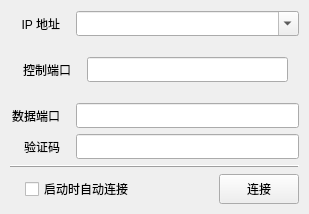
Old version of the form conndlg.ui in the repository yzx65/RemoteControl.
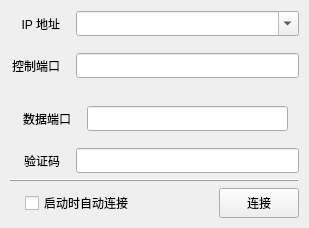
New version of the form.

```diff
--- a/conndlg.ui
+++ b/conndlg.ui
@@ -7,7 +7,7 @@
     <x>0</x>
     <y>0</y>
     <width>309</width>
-    <height>214</height>
+    <height>215</height>
    </rect>
   </property>
   <property name="windowTitle">
@@ -96,6 +96,12 @@
    <item>
     <widget class="QFrame" name="frmCtrlPort">
      <layout class="QHBoxLayout" name="horizontalLayout_2">
+      <property name="leftMargin">
+       <number>0</number>
+      </property>
+      <property name="rightMargin">
+       <number>0</number>
+      </property>
       <item>
        <widget class="QLabel" name="label_2">
         <property name="minimumSize">
@@ -148,6 +154,7 @@
     </widget>
    </item>
    <item>
+    <widget class="QFrame" name="frmPort">
     <layout class="QHBoxLayout" name="horizontalLayout">
      <item>
       <widget class="QLabel" name="label_3">
@@ -198,6 +205,7 @@
       </widget>
      </item>
     </layout>
+    </widget>
    </item>
    <item>
     <layout class="QHBoxLayout" name="horizontalLayout_5">
```
Left out of the diff: 2 changed lines with no effect on the pictures. Lines whose indentation alone changed are shown as unchanged.
